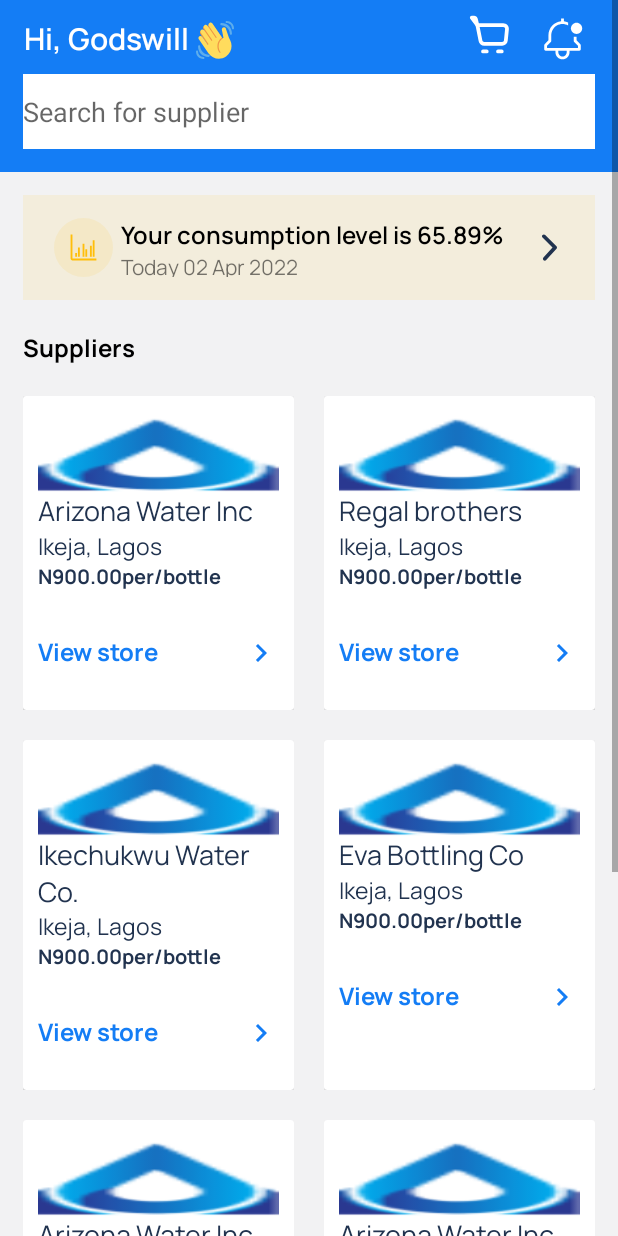
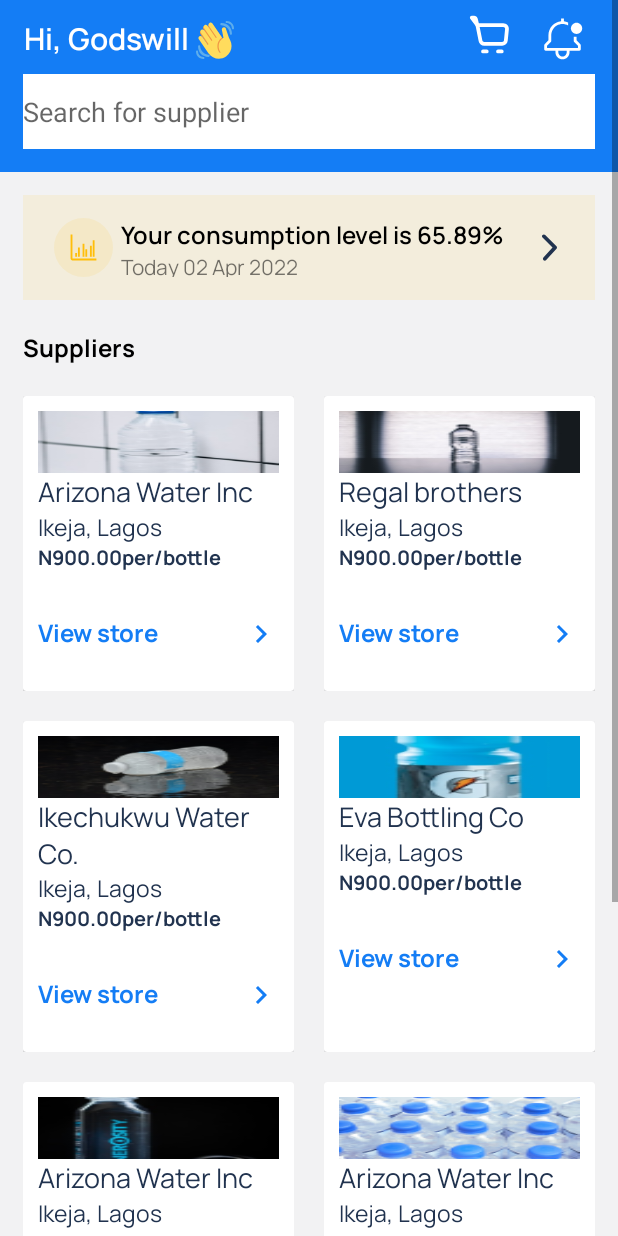
Before and after one commit to Gozirin/AquaWaterApp, an Android app: the fragment ConsumerHomeFragment shown on its own in the app's theme, on a phone screen of 412 x 824 dp. Run offline under Robolectric (Android 15) with nearby library versions, the phone set to English and light mode, and no system bars.

```diff
--- a/app/src/main/java/com/decagon/aqua/feature/consumer/home/ConsumerHomeFragment.kt
+++ b/app/src/main/java/com/decagon/aqua/feature/consumer/home/ConsumerHomeFragment.kt
@@ -46,13 +46,13 @@
         recyclerView.layoutManager = GridLayoutManager(requireContext(), 2)
     }
     private fun getProfiles() {
-        newArrayList.add(ConsumerItem(R.drawable.image, "Arizona Water Inc", "Ikeja, Lagos", "N900.00per/bottle"))
-        newArrayList.add(ConsumerItem(R.drawable.image, "Regal brothers", "Ikeja, Lagos", "N900.00per/bottle"))
-        newArrayList.add(ConsumerItem(R.drawable.image, "Ikechukwu Water Co.", "Ikeja, Lagos", "N900.00per/bottle"))
-        newArrayList.add(ConsumerItem(R.drawable.image, "Eva Bottling Co", "Ikeja, Lagos", "N900.00per/bottle"))
-        newArrayList.add(ConsumerItem(R.drawable.image, "Arizona Water Inc", "Ikeja, Lagos", "N900.00per/bottle"))
-        newArrayList.add(ConsumerItem(R.drawable.image, "Arizona Water Inc", "Ikeja, Lagos", "N900.00per/bottle"))
-        newArrayList.add(ConsumerItem(R.drawable.image, "Arizona Water Inc", "Ikeja, Lagos", "N900.00per/bottle"))
-        newArrayList.add(ConsumerItem(R.drawable.image, "Arizona Water Inc", "Ikeja, Lagos", "N900.00per/bottle"))
+        newArrayList.add(ConsumerItem(R.drawable.image1, "Arizona Water Inc", "Ikeja, Lagos", "N900.00per/bottle"))
+        newArrayList.add(ConsumerItem(R.drawable.image2, "Regal brothers", "Ikeja, Lagos", "N900.00per/bottle"))
+        newArrayList.add(ConsumerItem(R.drawable.image3, "Ikechukwu Water Co.", "Ikeja, Lagos", "N900.00per/bottle"))
+        newArrayList.add(ConsumerItem(R.drawable.image4, "Eva Bottling Co", "Ikeja, Lagos", "N900.00per/bottle"))
+        newArrayList.add(ConsumerItem(R.drawable.image5, "Arizona Water Inc", "Ikeja, Lagos", "N900.00per/bottle"))
+        newArrayList.add(ConsumerItem(R.drawable.image6, "Arizona Water Inc", "Ikeja, Lagos", "N900.00per/bottle"))
+        newArrayList.add(ConsumerItem(R.drawable.image1, "Arizona Water Inc", "Ikeja, Lagos", "N900.00per/bottle"))
+        newArrayList.add(ConsumerItem(R.drawable.image3, "Arizona Water Inc", "Ikeja, Lagos", "N900.00per/bottle"))
     }
 }
--- a/app/src/main/res/layout/consumer_homescreen_adapter_item.xml
+++ b/app/src/main/res/layout/consumer_homescreen_adapter_item.xml
@@ -32,7 +32,7 @@
                     android:layout_height="0dp"
                     android:scaleType="fitXY"
                     android:layout_weight="1"
-                    android:src="@drawable/image" />
+                    android:src="@drawable/image2" />
                 <TextView
                     android:id="@+id/consumer_homescreen_adapterItem_companyName_tv"
                     android:layout_width="match_parent"
```
Also changed, not shown: app/src/main/res/drawable-v24/image.png (deleted), app/src/main/res/drawable-xhdpi/image1.png (added), app/src/main/res/drawable-xhdpi/image2.png (added), app/src/main/res/drawable-xhdpi/image3.png (added), app/src/main/res/drawable-xhdpi/image4.png (added), app/src/main/res/drawable-xhdpi/image5.png (added), app/src/main/res/drawable-xhdpi/image6.png (added).
